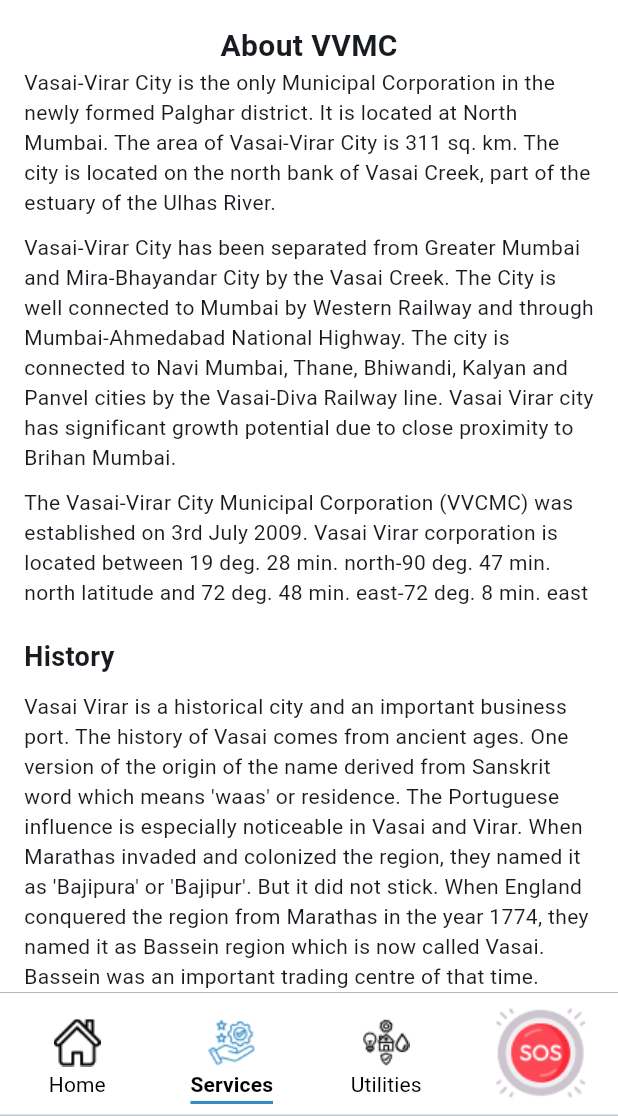
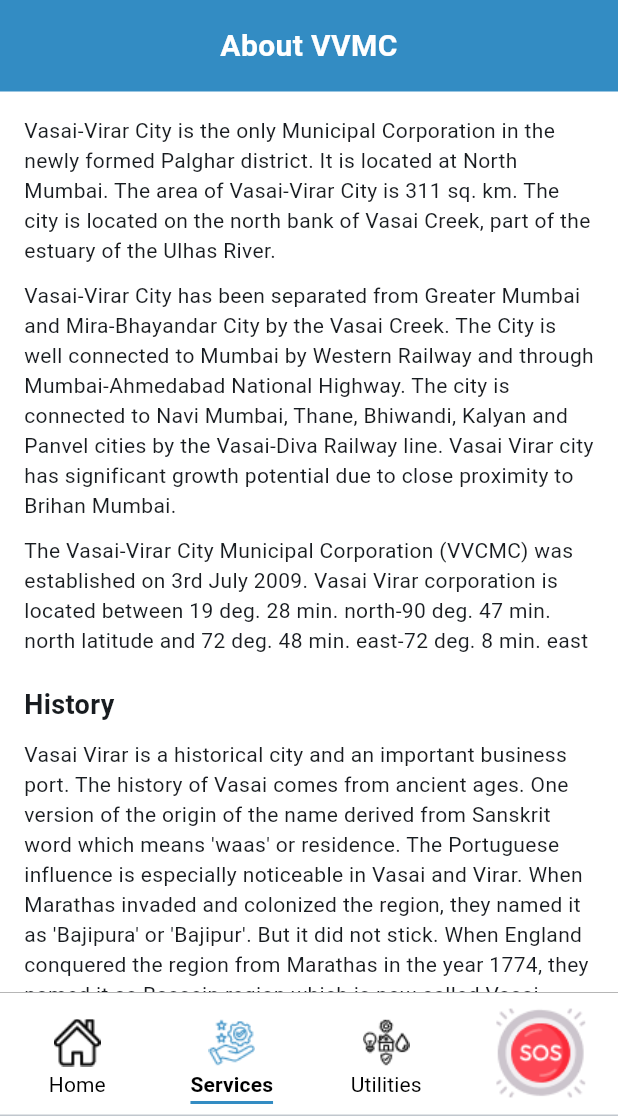
Before and after one commit to ASCENTechIndia/VVCMC_CItizen_App, a Flutter app: the screen it shows after launch, item 2 of the bottom bar chosen, after a tap on "About VVMC", on a phone screen of 412 x 824 dp, the part 120-1236 px from its top. Run offline on Flutter 3.47's test engine with Material 3 defaults, Android fonts, the phone set to English and light mode, and no system bars; our stand-ins replace get_it, webview_flutter; network calls fail.

Commit message:
map and headers

```diff
--- a/lib/feature/home/home_screen.dart
+++ b/lib/feature/home/home_screen.dart
@@ -5,6 +5,7 @@
 import 'package:vvcmc_citizen_app/models/temperature.dart';
 import 'package:vvcmc_citizen_app/utils/get_it.dart';
 import 'package:vvcmc_citizen_app/utils/rest_client.dart';
+import 'package:vvcmc_citizen_app/utils/soap_client.dart';
 import 'package:vvcmc_citizen_app/widgets/card_widget.dart';
 import 'package:vvcmc_citizen_app/widgets/property_tax_receipt_widget.dart';
 import 'package:vvcmc_citizen_app/widgets/property_tax_widget.dart';
@@ -22,9 +23,11 @@
 class _HomeScreenState extends State<HomeScreen> {
   String page = "Home";
   final restClient = getIt<RestClient>();
+  final soapClient = getIt<SoapClient>();
 
   @override
   Widget build(BuildContext context) {
+    soapClient.getPropertyTax("BL01/277/93");
     return PopScope(
       canPop: false,
       onPopInvokedWithResult: (_, __) {
@@ -41,6 +44,32 @@
           }
         });
       },
+      child: Column(
+        crossAxisAlignment: CrossAxisAlignment.stretch,
+        children: [
+          if (![
+            "Home",
+            "View Your Tax",
+            "News Update",
+            "Election",
+            "Temperature",
+            "Scheme",
+            "Disaster Management"
+          ].contains(page))
+            Container(
+              color: Theme.of(context).primaryColor,
+              padding: const EdgeInsets.all(16.0),
+              child: Text(
+                page,
+                textAlign: TextAlign.center,
+                style: const TextStyle(
+                    color: Colors.white,
+                    fontWeight: FontWeight.w600,
+                    fontSize: 20),
+              ),
+            ),
+          Expanded(
+            child: SingleChildScrollView(
               child: () {
                 switch (page) {
                   case "Home":
@@ -119,6 +148,10 @@
                     return Container();
                 }
               }(),
+            ),
+          ),
+        ],
+      ),
     );
   }
 
--- a/lib/feature/services_screen.dart
+++ b/lib/feature/services_screen.dart
@@ -51,6 +51,24 @@
             });
         }
       },
+      child: Column(
+        crossAxisAlignment: CrossAxisAlignment.stretch,
+        children: [
+          if (!["Services", "Twitter", "VVMC Website", "Facebook", "Youtube", "VTS"].contains(page))
+            Container(
+              color: Theme.of(context).primaryColor,
+              padding: const EdgeInsets.all(16.0),
+              child: Text(
+                page,
+                textAlign: TextAlign.center,
+                style: const TextStyle(
+                    color: Colors.white,
+                    fontWeight: FontWeight.w600,
+                    fontSize: 20),
+              ),
+            ),
+          Expanded(
+            child: SingleChildScrollView(
               child: () {
                 switch (page) {
                   case "Services":
@@ -69,6 +87,8 @@
                     return buildComissioner();
                   case "Mayor Message":
                     return buildMayor();
+                  case "Map":
+                    return buildMap();
                   case "Twitter":
                     SchedulerBinding.instance.addPostFrameCallback(
                       (_) => launchUrl(
@@ -140,6 +160,10 @@
                     return Container();
                 }
               }(),
+            ),
+          ),
+        ],
+      ),
     );
   }
 
@@ -171,7 +195,7 @@
                             crossAxisAlignment: CrossAxisAlignment.stretch,
                             children: [
                               Image.network(gallery[index]),
-                              SizedBox(height: 10),
+                              const SizedBox(height: 10),
                               OutlinedButton(
                                 style: OutlinedButton.styleFrom(
                                   side: BorderSide(
@@ -214,8 +238,7 @@
       builder: (context, snapshot) {
         if (snapshot.hasData) {
           final List<GovernmentOffice> governmentOffices = snapshot.data!;
-          return SingleChildScrollView(
-            child: Padding(
+          return Padding(
             padding: const EdgeInsets.all(16.0),
             child: Column(
               crossAxisAlignment: CrossAxisAlignment.stretch,
@@ -234,7 +257,6 @@
                   )
                   .toList(),
             ),
-            ),
           );
         }
         if (snapshot.hasError) {
@@ -251,8 +273,7 @@
       builder: (context, snapshot) {
         if (snapshot.hasData) {
           final List<EyeBank> eyeBanks = snapshot.data!;
-          return SingleChildScrollView(
-            child: Padding(
+          return Padding(
             padding: const EdgeInsets.all(16.0),
             child: Column(
               crossAxisAlignment: CrossAxisAlignment.stretch,
@@ -271,7 +292,6 @@
                   )
                   .toList(),
             ),
-            ),
           );
         }
         if (snapshot.hasError) {
@@ -288,8 +308,7 @@
       builder: (context, snapshot) {
         if (snapshot.hasData) {
           final List<BloodBank> bloodBanks = snapshot.data!;
-          return SingleChildScrollView(
-            child: Padding(
+          return Padding(
             padding: const EdgeInsets.all(16.0),
             child: Column(
               crossAxisAlignment: CrossAxisAlignment.stretch,
@@ -308,7 +327,6 @@
                   )
                   .toList(),
             ),
-            ),
           );
         }
         if (snapshot.hasError) {
@@ -325,8 +343,7 @@
       builder: (context, snapshot) {
         if (snapshot.hasData) {
           final List<FireBrigade> fireBrigades = snapshot.data!;
-          return SingleChildScrollView(
-            child: Padding(
+          return Padding(
             padding: const EdgeInsets.all(16.0),
             child: Column(
               crossAxisAlignment: CrossAxisAlignment.stretch,
@@ -345,7 +362,6 @@
                   )
                   .toList(),
             ),
-            ),
           );
         }
         if (snapshot.hasError) {
@@ -362,8 +378,7 @@
       builder: (context, snapshot) {
         if (snapshot.hasData) {
           final List<Police> polices = snapshot.data!;
-          return SingleChildScrollView(
-            child: Padding(
+          return Padding(
             padding: const EdgeInsets.all(16.0),
             child: Column(
               crossAxisAlignment: CrossAxisAlignment.stretch,
@@ -382,7 +397,6 @@
                   )
                   .toList(),
             ),
-            ),
           );
         }
         if (snapshot.hasError) {
@@ -399,8 +413,7 @@
       builder: (context, snapshot) {
         if (snapshot.hasData) {
           final List<Ambulance> hospitals = snapshot.data!;
-          return SingleChildScrollView(
-            child: Padding(
+          return Padding(
             padding: const EdgeInsets.all(16.0),
             child: Column(
               crossAxisAlignment: CrossAxisAlignment.stretch,
@@ -419,7 +432,6 @@
                   )
                   .toList(),
             ),
-            ),
           );
         }
         if (snapshot.hasError) {
@@ -436,8 +448,7 @@
       builder: (context, snapshot) {
         if (snapshot.hasData) {
           final List<Hospital> hospitals = snapshot.data!;
-          return SingleChildScrollView(
-            child: Padding(
+          return Padding(
             padding: const EdgeInsets.all(16.0),
             child: Column(
               crossAxisAlignment: CrossAxisAlignment.stretch,
@@ -456,7 +467,6 @@
                   )
                   .toList(),
             ),
-            ),
           );
         }
         if (snapshot.hasError) {
@@ -464,6 +474,17 @@
         }
         return const Center(child: CircularProgressIndicator());
       },
+    );
+  }
+
+  Widget buildMap() {
+    return Padding(
+      padding: const EdgeInsets.all(16.0),
+      child: Center(
+        child: Image.network(
+          "https://www.onlinevvcmc.in/VVCMCPersonaliseApp/Documents/vvmc_map.jpg",
+        ),
+      ),
     );
   }
 
@@ -496,18 +517,11 @@
   }
 
   Widget buildComissioner() {
-    return SingleChildScrollView(
-      child: Padding(
+    return Padding(
       padding: const EdgeInsets.all(16.0),
       child: Column(
         crossAxisAlignment: CrossAxisAlignment.stretch,
         children: [
-            const Center(
-              child: Text(
-                "Commissioner Message",
-                style: TextStyle(fontSize: 20, fontWeight: FontWeight.bold),
-              ),
-            ),
           const SizedBox(height: 10),
           FittedBox(
             fit: BoxFit.fitWidth,
@@ -539,7 +553,6 @@
             "I will try to bring more transparency and accountability in the system through e-governance. As the Municipal Commissioner, I would like to assure the citizens of Vasai Virar that we would constantly endeavor to achieve the goal of improving services provided by the Corporation to its citizens and to ensure that the website is helpful as a step towards achievement of that goal.",
           ),
         ],
-        ),
       ),
     );
   }
@@ -586,8 +599,7 @@
       builder: (context, snapshot) {
         if (snapshot.hasData) {
           final List<PrabhagSamiti> prabhagSamiti = snapshot.data!;
-          return SingleChildScrollView(
-            child: Padding(
+          return Padding(
             padding: const EdgeInsets.all(16.0),
             child: Column(
               crossAxisAlignment: CrossAxisAlignment.stretch,
@@ -604,7 +616,6 @@
                     ),
                   )
                   .toList(),
-              ),
             ),
           );
         }
@@ -733,18 +744,11 @@
   }
 
   Widget buildAbout() {
-    return const SingleChildScrollView(
-      child: Padding(
+    return Padding(
       padding: EdgeInsets.all(16.0),
       child: Column(
         crossAxisAlignment: CrossAxisAlignment.start,
         children: [
-            Center(
-              child: Text(
-                "About VVMC",
-                style: TextStyle(fontSize: 20, fontWeight: FontWeight.bold),
-              ),
-            ),
           Text(
               "Vasai-Virar City is the only Municipal Corporation in the newly formed Palghar district. It is located at North Mumbai. The area of Vasai-Virar City is 311 sq. km. The city is located on the north bank of Vasai Creek, part of the estuary of the Ulhas River."),
           SizedBox(height: 10),
@@ -763,7 +767,6 @@
           Text(
               "Vasai Virar is a historical city and an important business port. The history of Vasai comes from ancient ages. One version of the origin of the name derived from Sanskrit word which means 'waas' or residence. The Portuguese influence is especially noticeable in Vasai and Virar. When Marathas invaded and colonized the region, they named it as 'Bajipura' or 'Bajipur'. But it did not stick. When England conquered the region from Marathas in the year 1774, they named it as Bassein region which is now called Vasai. Bassein was an important trading centre of that time. From 15th century it was ruled by Portuguese, followed by Diu and British This region has many Heritage installations.. The Bassein fort was initially built by Bahadurshah of Gujarat and further developed by Portuguese."),
         ],
-        ),
       ),
     );
   }
@@ -799,8 +802,7 @@
         {"icon": "vts.png", "text": "VTS"},
       ],
     ];
-    return SingleChildScrollView(
-      child: SizedBox(
+    return SizedBox(
       width: MediaQuery.of(context).size.width,
       child: Column(
         crossAxisAlignment: CrossAxisAlignment.stretch,
@@ -874,7 +876,6 @@
           ),
         ],
       ),
-      ),
     );
   }
 }
--- a/lib/utils/soap_client.dart
+++ b/lib/utils/soap_client.dart
@@ -56,6 +56,7 @@
     };
 
     try {
+      print(soapEnvelope);
       var response = await http.post(
         Uri.parse(url),
         headers: headers,
@@ -292,4 +293,25 @@
       return [];
     }
   }
+
+  Future<List<String>> getPropertyTax(String propertyNo) async {
+    try {
+      final xml =
+          await post("GetHouseTaxDetailsAtom", {"PropertyNo": propertyNo});
+      if (xml == null) return [];
+      print("====================");
+      print(xml);
+      print("====================");
+      List<String> gallery = [];
+      for (var child in xml.children) {
+        if (child.children.isNotEmpty) {
+          // gallery.add(child.findElements("imageurl").first.innerText);
+        }
+      }
+      return gallery;
+    } catch (error) {
+      print(error);
+      return [];
+    }
+  }
 }
```
Also changed, not shown: lib/feature/utilities_screen.dart (+26 -16 lines), lib/widgets/property_tax_receipt_widget.dart (+1 -10 lines), lib/widgets/property_tax_widget.dart (+1 -10 lines), lib/widgets/register_complaint_widget.dart (+1 -10 lines), lib/widgets/water_tax_receipt_widget.dart (+1 -10 lines), lib/widgets/water_tax_widget.dart (+1 -10 lines). Lines whose indentation alone changed are shown as unchanged.
